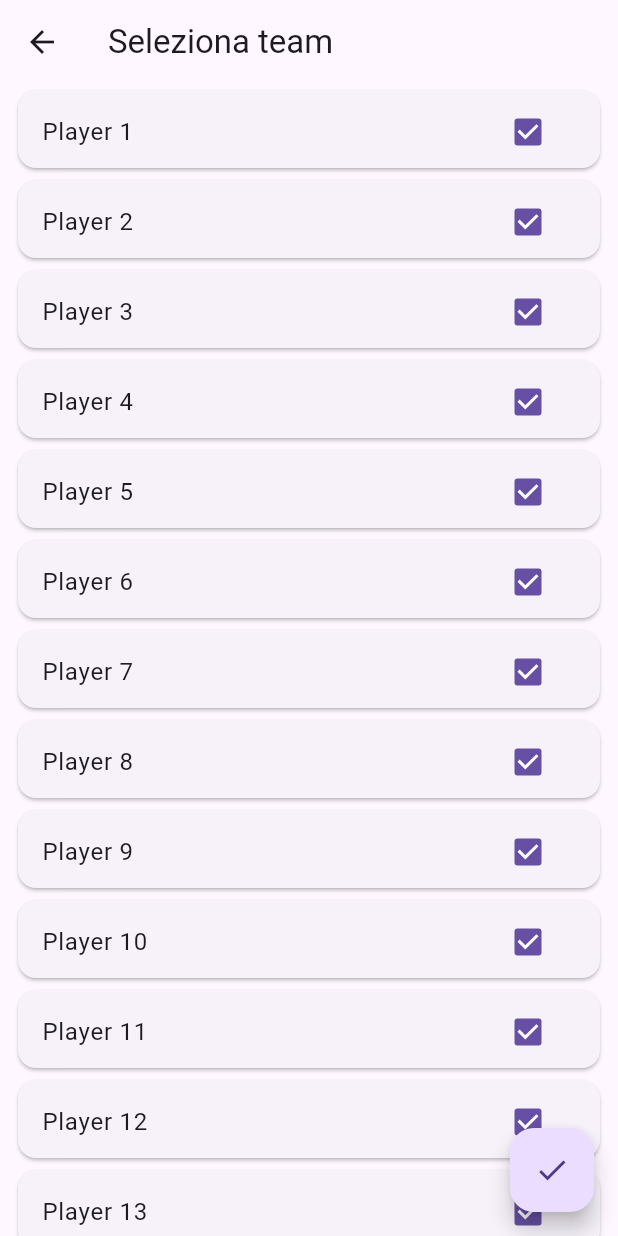
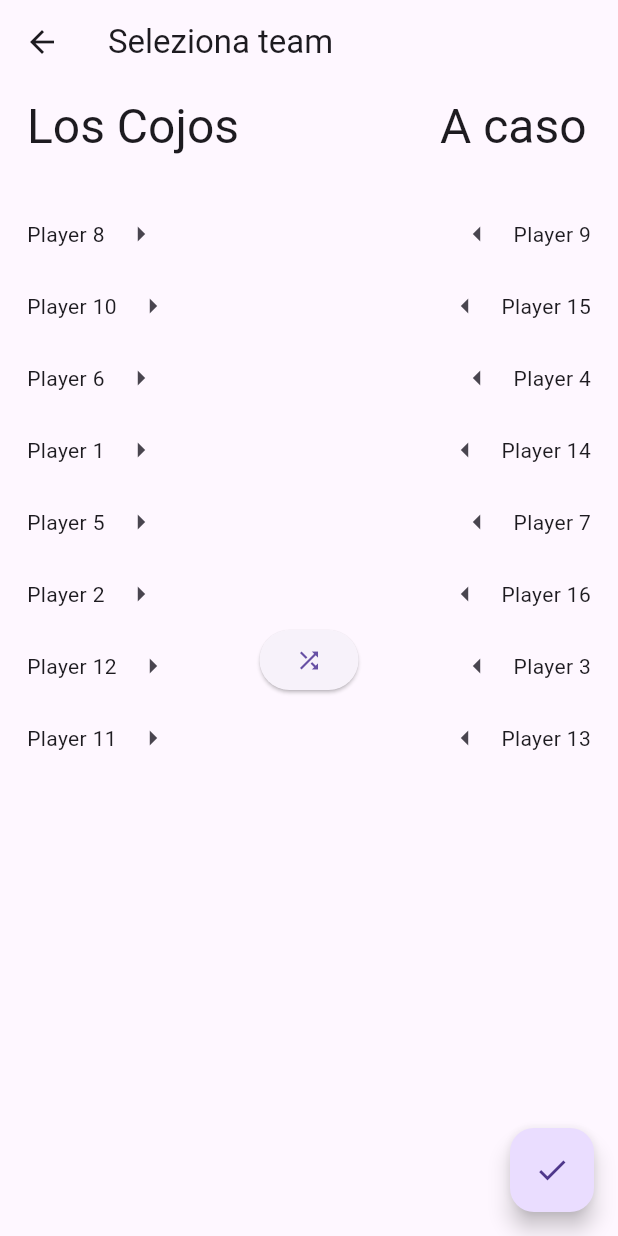
Before and after one commit to sebastiansani/volleyscore-flutter, a Flutter app: the SelectPlayers screen opened directly, after a tap on the "check" icon, on a phone screen of 412 x 824 dp. Run offline on Flutter 3.47's test engine with Material 2 defaults, Android fonts, the phone set to English and light mode, and no system bars.

Commit message:
select teams

```diff
--- a/lib/pages/selectTeams.dart
+++ b/lib/pages/selectTeams.dart
@@ -1,10 +1,89 @@
 import 'package:flutter/material.dart';
 import 'package:provider/provider.dart';
+import 'package:volleyscore/pages/match.dart';
 import 'package:volleyscore/storage.dart';
 
-class SelectTeams extends StatelessWidget {
+class SelectTeams extends StatefulWidget {
   const SelectTeams({super.key, required this.players});
   final List<Player> players;
+
+  @override
+  State<SelectTeams> createState() => _SelectTeamsState();
+}
+
+class _SelectTeamsState extends State<SelectTeams> {
+  late TextEditingController team1LabelController;
+  late TextEditingController team2LabelController;
+  late VolleyScoreTeam team1;
+  late VolleyScoreTeam team2;
+
+  void shuffleTeams() {
+    setState(() {
+      widget.players.shuffle();
+      int half = widget.players.length ~/ 2;
+      team1.players = widget.players.sublist(0, half);
+      team2.players = widget.players.sublist(half);
+    });
+  }
+
+  @override
+  void initState() {
+    super.initState();
+    team1 = VolleyScoreTeam('Los Cojos', []);
+    team2 = VolleyScoreTeam('A caso', []);
+    team1LabelController = TextEditingController(text: team1.name);
+    team2LabelController = TextEditingController(text: team2.name);
+    shuffleTeams();
+  }
+
+  Widget buildTeamColumn(bool isTeam1) {
+    final team = isTeam1 ? team1 : team2;
+    final otherTeam = isTeam1 ? team2 : team1;
+    final controller = isTeam1 ? team1LabelController : team2LabelController;
+
+    return Column(
+      mainAxisAlignment: MainAxisAlignment.start,
+      children: [
+        TextField(
+          textAlign: isTeam1 ? TextAlign.start : TextAlign.end,
+          decoration: const InputDecoration(
+            border: InputBorder.none,
+            hintText: 'Nome team',
+          ),
+          onSubmitted: (value) {
+            team.name = value;
+            controller.text = value;
+          },
+          controller: controller,
+          style: Theme.of(context).textTheme.headlineLarge,
+        ),
+        const SizedBox(height: 20),
+        ...team.players.map((e) {
+          var elements = [
+            IconButton(
+              onPressed: () {
+                setState(() {
+                  otherTeam.players.add(e);
+                  team.players.remove(e);
+                });
+              },
+              icon: Icon(isTeam1 ? Icons.arrow_right : Icons.arrow_left),
+            ),
+            Text(e.name),
+          ];
+
+          if (isTeam1) {
+            elements = elements.reversed.toList();
+          }
+
+          return Row(
+            mainAxisAlignment: isTeam1 ? MainAxisAlignment.start : MainAxisAlignment.end,
+            children: elements,
+          );
+        }).toList(),
+      ],
+    );
+  }
 
   @override
   Widget build(BuildContext context) {
@@ -12,44 +91,62 @@ class SelectTeams extends StatelessWidget {
 
     return SafeArea(
       child: Scaffold(
+        resizeToAvoidBottomInset: false,
         appBar: AppBar(
           title: const Text('Seleziona team'),
         ),
         body: Padding(
-          padding: const EdgeInsets.only(right: 8, left: 8),
+          padding: const EdgeInsets.only(right: 18, left: 18),
           child: Flex(
-              direction: Axis.vertical,
-              mainAxisAlignment: MainAxisAlignment.start,
-              children: [
-                Expanded(
-                  child: ListView.builder(
-                    shrinkWrap: true,
-                    itemCount: store.players.length,
-                    padding: const EdgeInsets.only(bottom: 80),
-                    itemBuilder: (context, index) {
-                      final player = store.players[index];
-
-                      return SizedBox(
-                        height: 60,
-                        child: Card(
-                          child: ListTile(
-                            title: Text(player.name),
-                            trailing: Checkbox(
-                              value: player.isPlaying,
-                              onChanged: (value) {},
-                            ),
-                            onTap: () => store.togglePlayerPlaying(player),
-                          ),
-                        ),
-                      );
-                    },
+            direction: Axis.vertical,
+            mainAxisAlignment: MainAxisAlignment.start,
+            children: [
+              Expanded(
+                child: Stack(children: [
+                  Row(
+                    children: [
+                      Expanded(
+                        child: buildTeamColumn(true),
+                      ),
+                      Expanded(
+                        child: buildTeamColumn(false),
+                      ),
+                    ],
                   ),
-                ),
-              ]),
+                  Center(
+                    child: Ink(
+                      decoration: const ShapeDecoration(
+                        shape: CircleBorder(),
+                      ),
+                      child: ElevatedButton(
+                        onPressed: () {
+                          shuffleTeams();
+                        },
+                        child: const Icon(Icons.shuffle),
+                      ),
+                    ),
+                  ),
+                ]),
+              ),
+            ],
+          ),
         ),
         floatingActionButton: FloatingActionButton(
           child: const Icon(Icons.check),
-          onPressed: () {},
+          onPressed: () {
+            final match = VolleyScoreMatch(team1, team2);
+            store.addMatch(match);
+            Navigator.push(
+              context,
+              MaterialPageRoute(
+                builder: (context) {
+                  return MatchPage(
+                    propMatch: match,
+                  );
+                },
+              ),
+            );
+          },
         ),
       ),
     );
--- a/lib/storage.dart
+++ b/lib/storage.dart
@@ -1,36 +1,26 @@
 import 'package:flutter/material.dart';
 
 class VolleyScoreTeam {
-  final String name;
-  final List<Player> players;
+  List<Player> players;
+  String name;
   int score = 0;
 
   VolleyScoreTeam(this.name, this.players);
-
-  void addPoint() {
-    score++;
-  }
-
-  void removePoint() {
-    score--;
-  }
 }
 
 class VolleyScoreMatch {
-  final DateTime date;
-  final List<Player> players;
-  late VolleyScoreTeam team1;
-  late VolleyScoreTeam team2;
+  late DateTime date;
+  VolleyScoreTeam team1;
+  VolleyScoreTeam team2;
 
-  void randomizeTeams() {
-    players.shuffle();
-    int half = players.length ~/ 2;
-    team1 = VolleyScoreTeam('Team 1', players.sublist(0, half));
-    team2 = VolleyScoreTeam('Team 2', players.sublist(half));
-  }
+  // get players
+  List<Player> get players => [
+        ...team1.players,
+        ...team2.players,
+      ];
 
-  VolleyScoreMatch(this.date, this.players) {
-    randomizeTeams();
+  VolleyScoreMatch(this.team1, this.team2) {
+    date = DateTime.now();
   }
 }
 
@@ -43,12 +33,26 @@ class Player {
 
 class PlayerMatchesStorage with ChangeNotifier {
   final List<VolleyScoreMatch> _matches = [
-    VolleyScoreMatch(DateTime.now(), [
-      Player('Player 1'),
-      Player('Player 2'),
-      Player('Player 3'),
-      Player('Player 4'),
-    ]),
+    VolleyScoreMatch(
+      VolleyScoreTeam(
+        'Los Cojos',
+        [
+          Player('Player 1'),
+          Player('Player 2'),
+          Player('Player 3'),
+          Player('Player 4'),
+        ],
+      ),
+      VolleyScoreTeam(
+        'A caso',
+        [
+          Player('Player 5'),
+          Player('Player 6'),
+          Player('Player 7'),
+          Player('Player 8'),
+        ],
+      ),
+    ),
   ];
   final List<Player> _players = [
     Player('Player 1'),
@@ -117,13 +121,13 @@ class PlayerMatchesStorage with ChangeNotifier {
   }
 
   void addPoint(VolleyScoreTeam team) {
-    team.addPoint();
+    team.score++;
     notifyListeners();
   }
 
   void removePoint(VolleyScoreTeam team) {
     if (team.score > 0) {
-      team.removePoint();
+      team.score--;
       notifyListeners();
     }
   }
--- a/lib/widgets/matchCard.dart
+++ b/lib/widgets/matchCard.dart
@@ -17,7 +17,7 @@ class MatchCard extends StatelessWidget {
           child: ListTile(
             title: Text(
                 '${match.team1.name} vs ${match.team2.name} (${match.team1.score} - ${match.team2.score})'),
-            subtitle: Text(DateFormat('dd/MM/yyyy').format(match.date)),
+            subtitle: Text(DateFormat('dd/MM/yyyy hh:mm').format(match.date)),
             trailing: IconButton(
               icon: const Icon(Icons.delete),
               onPressed: () {
```
Also changed, not shown: lib/pages/match.dart (+15 -1 lines).
